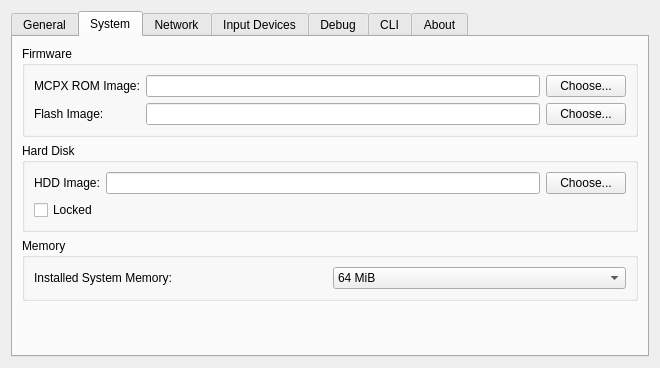
Qt form settings.ui (mborgerson/xqemu-manager) before a commit.
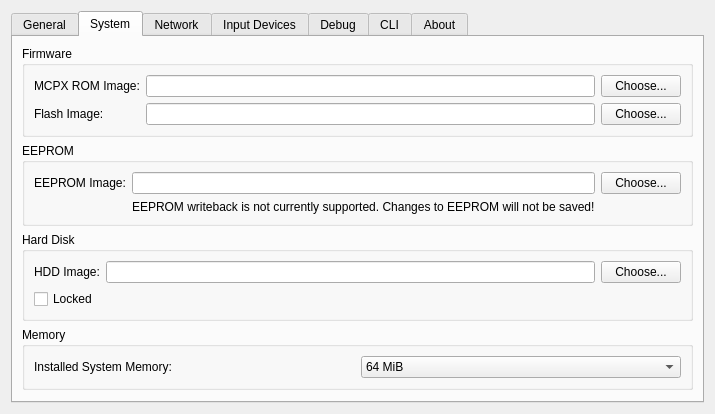
The same form after that commit. The open tabs and pages were chosen to show the change.

Commit message: Add EEPROM settings

The edit to the form file:
```diff
--- a/settings.ui
+++ b/settings.ui
@@ -10,7 +10,7 @@
     <x>0</x>
     <y>0</y>
     <width>660</width>
-    <height>352</height>
+    <height>385</height>
    </rect>
   </property>
   <property name="windowTitle">
@@ -205,6 +205,39 @@
          </layout>
         </widget>
        </item>
+       <item>
+        <widget class="QGroupBox" name="eepromGroupBox">
+         <property name="title">
+          <string>EEPROM</string>
+         </property>
+         <layout class="QGridLayout" name="eepromGridLayout">
+          <item row="0" column="0">
+           <widget class="QLabel" name="eepromPathLabel">
+            <property name="text">
+             <string>EEPROM Image:</string>
+            </property>
+           </widget>
+          </item>
+          <item row="0" column="1">
+           <widget class="QLineEdit" name="eepromPath"/>
+          </item>
+          <item row="0" column="2">
+           <widget class="QPushButton" name="browseEepromPath">
+            <property name="text">
+             <string>Choose...</string>
+            </property>
+           </widget>
+          </item>
+          <item row="1" column="1">
+           <widget class="QLabel" name="eepromWritebackLabel">
+            <property name="text">
+             <string>EEPROM writeback is not currently supported. Changes to EEPROM will not be saved!</string>
+            </property>
+           </widget>
+          </item>
+         </layout>
+        </widget>
+       </item>
        <item>
         <widget class="QGroupBox" name="groupBox_2">
          <property name="title">
```
The commit also changes 1 other file.
